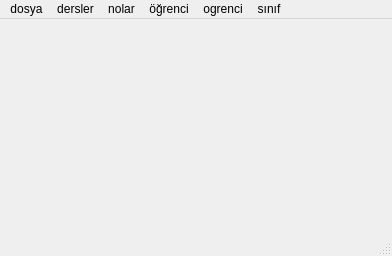
This is Gorsel/ana_pencere.ui in sadededeoglu/okulprojesi as Qt 5 draws it before an edit. The edited form follows.
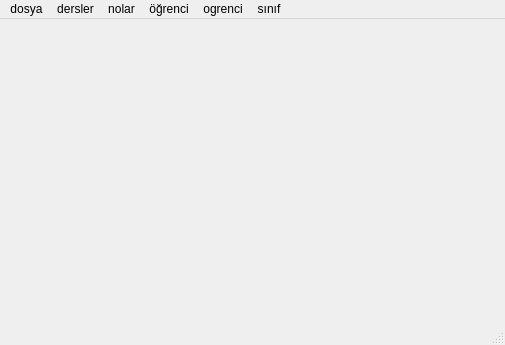
This is the edited form. Icons and pictures are not drawn.

Commit message: not yazdım

Diff of the .ui file:
```diff
--- a/Gorsel/ana_pencere.ui
+++ b/Gorsel/ana_pencere.ui
@@ -6,8 +6,8 @@
    <rect>
     <x>0</x>
     <y>0</y>
-    <width>392</width>
-    <height>256</height>
+    <width>505</width>
+    <height>345</height>
    </rect>
   </property>
   <property name="windowTitle">
@@ -19,7 +19,7 @@
     <rect>
      <x>0</x>
      <y>0</y>
-     <width>392</width>
+     <width>505</width>
      <height>20</height>
     </rect>
    </property>
```
Left out of the diff: 33 changed lines with no effect on the pictures. The commit also changes 1 other file.
